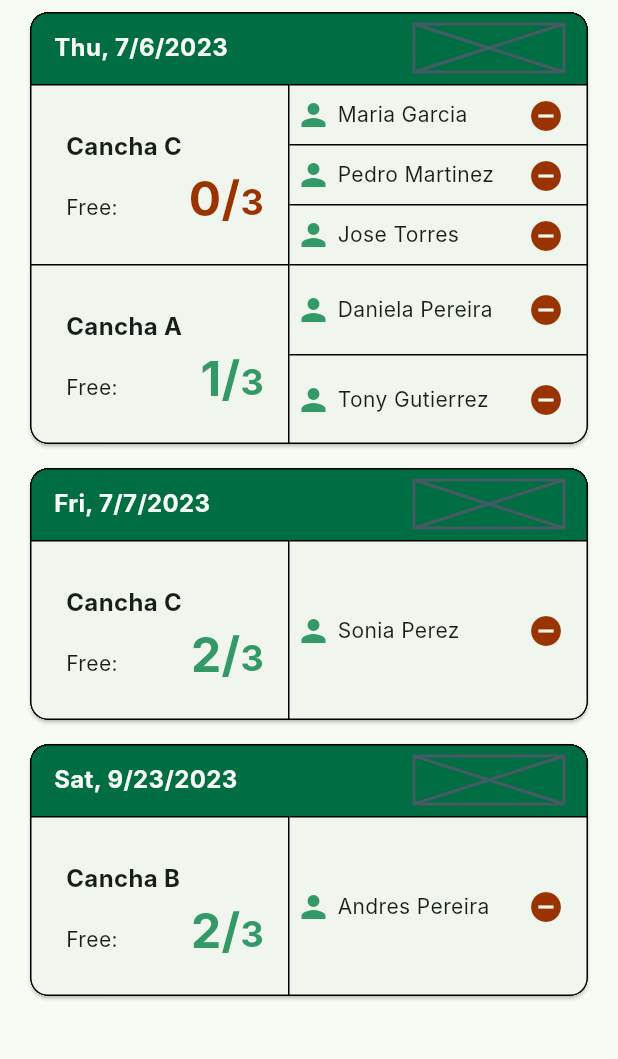
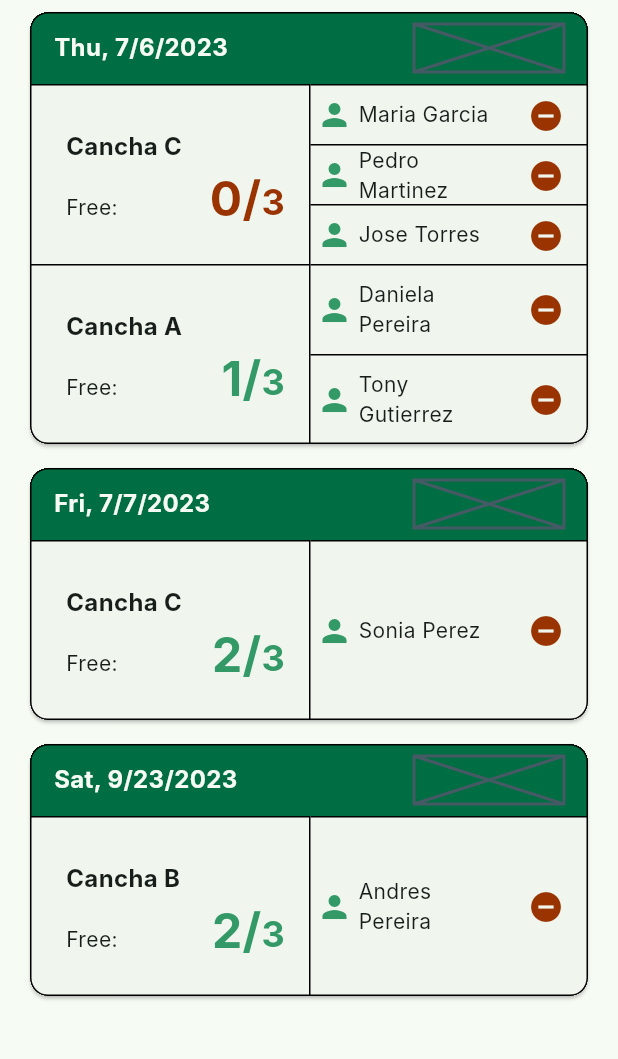
Before and after one commit to AndreXi/tennis-court-scheduling, a Flutter app: the screen it shows after launch, on a phone screen of 412 x 824 dp, the part 84-1143 px from its top. Run offline on Flutter 3.47's test engine with Material 2 defaults, Android fonts, the light colour scheme and no system bars; our stand-ins replace auto_route, bloc, flutter_bloc, hive_flutter; accounts and stored records are empty; generated files the repository leaves out were written again; Roboto replaces fonts that are missing (Inter).

Commit message:
fix: ui width

```diff
--- a/lib/schedules/widgets/create_schedule_dialog.dart
+++ b/lib/schedules/widgets/create_schedule_dialog.dart
@@ -13,6 +13,8 @@ class CreateScheduleDialog extends StatelessWidget {
 
     return Dialog(
       backgroundColor: const Color(0xFF339966),
+      child: SizedBox(
+        width: 400,
         child: BlocProvider<CreateScheduleCubit>(
           create: (context) => CreateScheduleCubit(
             repository:
@@ -20,6 +22,7 @@ class CreateScheduleDialog extends StatelessWidget {
           ),
           child: Form(
             key: formKey,
+            child: SingleChildScrollView(
               child: Column(
                 mainAxisSize: MainAxisSize.min,
                 children: [
@@ -49,6 +52,8 @@ class CreateScheduleDialog extends StatelessWidget {
                     formKey: formKey,
                   ),
                 ],
+              ),
+            ),
           ),
         ),
       ),
--- a/lib/schedules/widgets/day_schedules_item.dart
+++ b/lib/schedules/widgets/day_schedules_item.dart
@@ -31,10 +31,12 @@ class DaySchedulesItem extends StatelessWidget {
                   names: names,
                 ),
               ),
-              SchedulesCourtReserverNames(
-                names: names,
-                courtName: courtName,
-                date: date,
+              Expanded(
+                child: SchedulesCourtReserverNames(
+                  names: names,
+                  courtName: courtName,
+                  date: date,
+                ),
               )
             ],
           ),
@@ -48,7 +50,8 @@ class DaySchedulesItem extends StatelessWidget {
   Widget build(BuildContext context) {
     final dateTime = DateTime.parse(date);
 
-    return Padding(
+    return Container(
+      width: 500,
       padding: const EdgeInsets.symmetric(vertical: 4, horizontal: 16),
       child: Card(
         clipBehavior: Clip.hardEdge,
--- a/lib/schedules/widgets/day_schedules_list.dart
+++ b/lib/schedules/widgets/day_schedules_list.dart
@@ -18,9 +18,12 @@ class DaySchedulesList extends StatelessWidget {
 
   @override
   Widget build(BuildContext context) {
-    return SingleChildScrollView(
-      child: Column(
-        children: _buildItems(),
+    return Align(
+      alignment: Alignment.topCenter,
+      child: SingleChildScrollView(
+        child: Column(
+          children: _buildItems(),
+        ),
       ),
     );
   }
--- a/lib/schedules/widgets/schedules_court_reserver_names.dart
+++ b/lib/schedules/widgets/schedules_court_reserver_names.dart
@@ -47,8 +47,13 @@ class SchedulesCourtReserverNames extends StatelessWidget {
                         padding: EdgeInsets.all(4),
                         child: Icon(Icons.person),
                       ),
-                      Text(name),
-                      const Spacer(),
+                      Expanded(
+                        child: Text(
+                          name,
+                          maxLines: 2,
+                          overflow: TextOverflow.ellipsis,
+                        ),
+                      ),
                       Padding(
                         padding: const EdgeInsets.symmetric(horizontal: 4),
                         child: IconButton(
```
Lines whose indentation alone changed are shown as unchanged.
